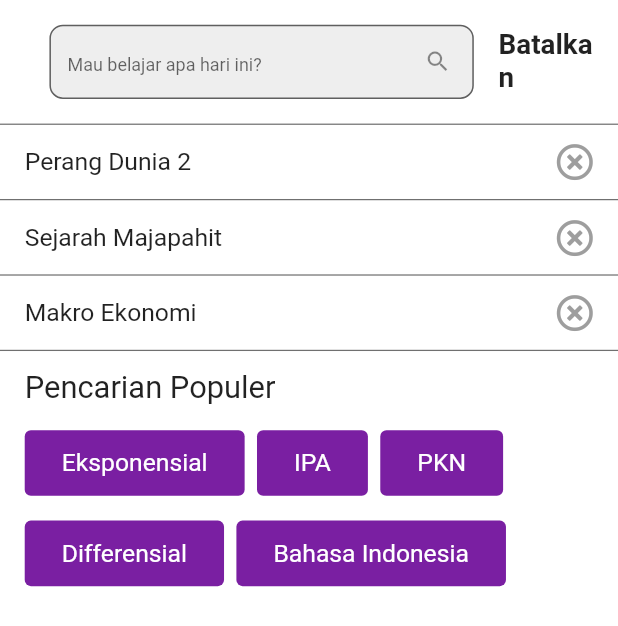
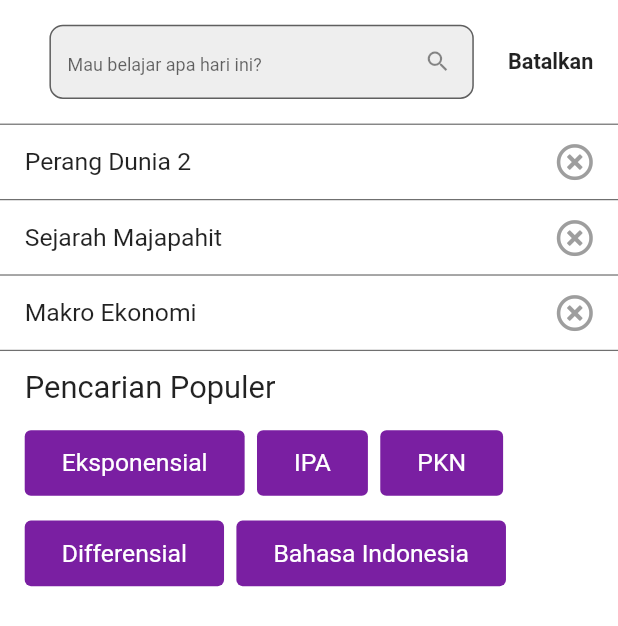
Before and after one commit to Mukhtarif/zenius_redesign, a Flutter app: the SearchScreen screen opened directly, on a phone screen of 412 x 824 dp. Shown: the top 626 px of the screen. Run offline on Flutter 3.47's test engine with Material 2 defaults, Android fonts, the phone set to English and light mode, and no system bars; our stand-ins replace bubble_tab_indicator, carousel_slider, flushbar, font_awesome_flutter, rxdart, shimmer; missing offline and left inert: bottom_navigation_badge, flutter_cupertino_date_picker.

Commit message:
updet penyesuaian ios

```diff
--- a/lib/views/SearchScreen.dart
+++ b/lib/views/SearchScreen.dart
@@ -49,7 +49,7 @@ class _SearchScreenState extends State<SearchScreen> {
                             child:  Text(
                               "Batalkan",
                               style: TextStyle(
-                                  fontSize: Dimension.safeBlockVertical * 2.25,
+                                  fontSize: Dimension.safeBlockVertical * 1.75,
                                   fontWeight: FontWeight.bold
                               ),
                             ),
```
